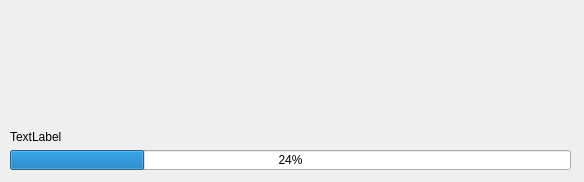
First picture: the form in 3D_Face_scanning.vc140/MainQtApplication/initializemodule.ui, repository CSID-DGU/2017-2-CECD-BirdSound-1, before the edit.
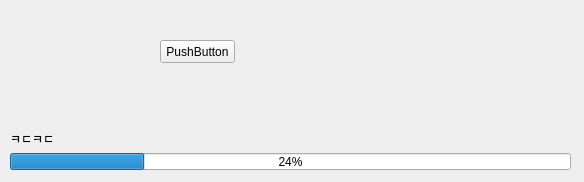
Second picture: the form after the edit.

```diff
--- a/3D_Face_scanning.vc140/MainQtApplication/initializemodule.ui
+++ b/3D_Face_scanning.vc140/MainQtApplication/initializemodule.ui
@@ -32,7 +32,7 @@
     <item>
      <widget class="QLabel" name="label">
       <property name="text">
-       <string>TextLabel</string>
+       <string>ㅋㄷㅋㄷ</string>
       </property>
      </widget>
     </item>
@@ -41,10 +41,26 @@
       <property name="value">
        <number>24</number>
       </property>
+      <property name="textVisible">
+       <bool>true</bool>
+      </property>
      </widget>
     </item>
    </layout>
   </widget>
+  <widget class="QPushButton" name="pushButton">
+   <property name="geometry">
+    <rect>
+     <x>160</x>
+     <y>40</y>
+     <width>75</width>
+     <height>23</height>
+    </rect>
+   </property>
+   <property name="text">
+    <string>PushButton</string>
+   </property>
+  </widget>
  </widget>
  <resources/>
  <connections/>
```
Left out of the diff: 5 changed lines with no effect on the pictures.
